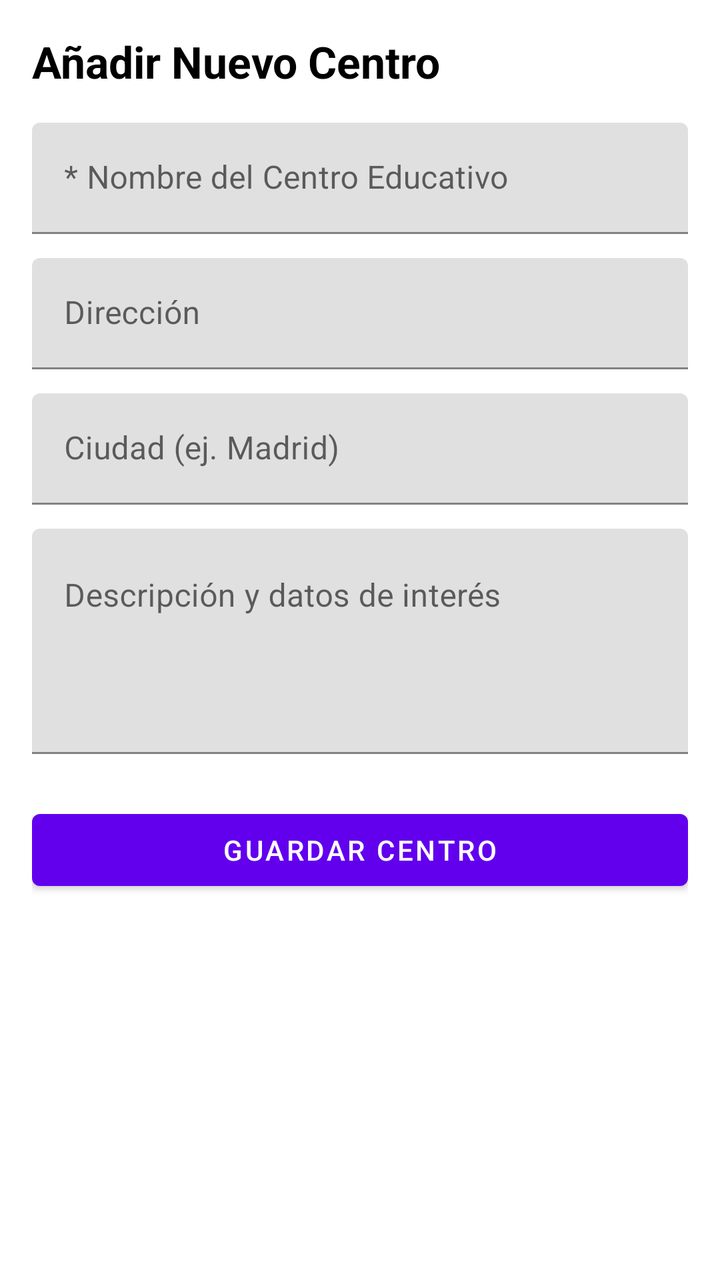
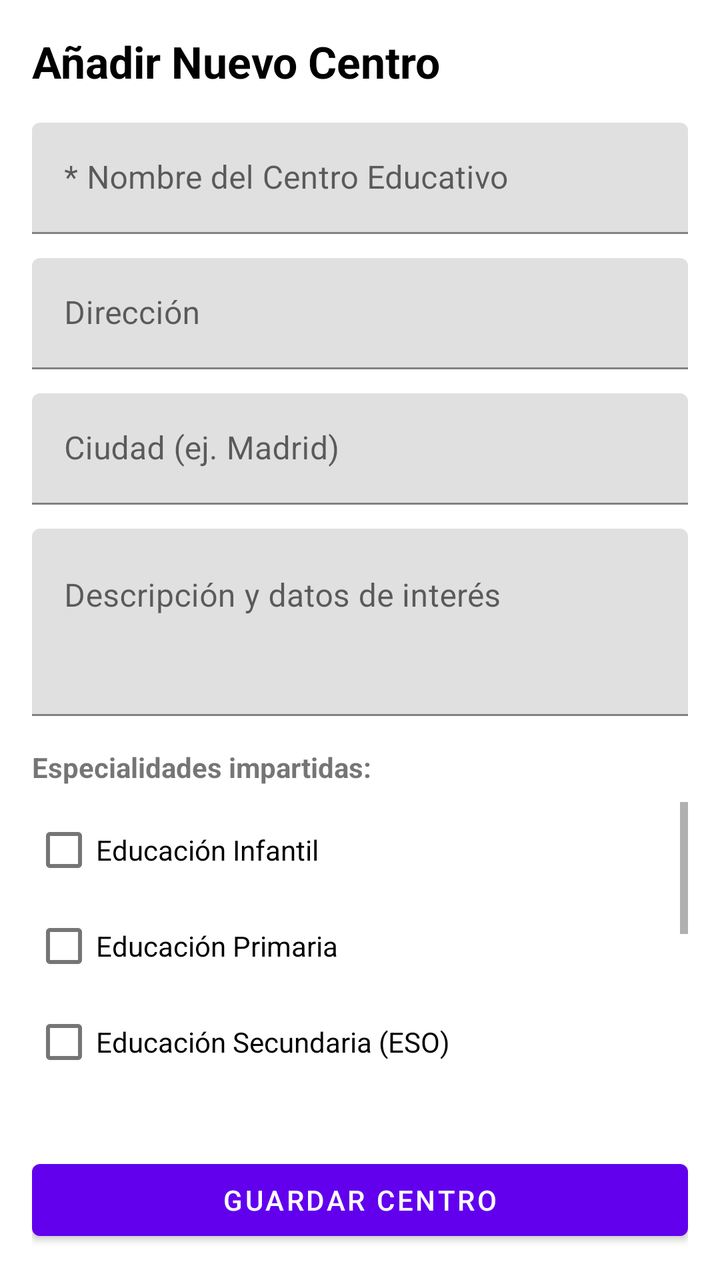

An Android layout rendered at two revisions. The XML below is the earlier revision; the diff shows what the commit changed to produce the second picture.
<!-- AndroidManifest.xml: application theme Theme.StudyBro -->
<!-- res/layout/actividad_nuevo_centro.xml -->
<?xml version="1.0" encoding="utf-8"?>
<LinearLayout xmlns:android="http://schemas.android.com/apk/res/android"
    android:layout_width="match_parent"
    android:layout_height="match_parent"
    android:orientation="vertical"
    android:padding="16dp">

    <TextView
        android:layout_width="match_parent"
        android:layout_height="wrap_content"
        android:text="Añadir Nuevo Centro"
        android:textSize="22sp"
        android:textStyle="bold"
        android:textColor="@android:color/black"
        android:layout_marginBottom="16dp"/>

    <com.google.android.material.textfield.TextInputLayout
        android:layout_width="match_parent"
        android:layout_height="wrap_content"
        android:layout_marginBottom="12dp">
        <com.google.android.material.textfield.TextInputEditText
            android:id="@+id/etNombreCentro"
            android:layout_width="match_parent"
            android:layout_height="wrap_content"
            android:hint="* Nombre del Centro Educativo"
            android:inputType="textCapWords" />
    </com.google.android.material.textfield.TextInputLayout>

    <com.google.android.material.textfield.TextInputLayout
        android:layout_width="match_parent"
        android:layout_height="wrap_content"
        android:layout_marginBottom="12dp">
        <com.google.android.material.textfield.TextInputEditText
            android:id="@+id/etDireccionCentro"
            android:layout_width="match_parent"
            android:layout_height="wrap_content"
            android:hint="Dirección"
            android:inputType="textPostalAddress" />
    </com.google.android.material.textfield.TextInputLayout>

    <com.google.android.material.textfield.TextInputLayout
        android:layout_width="match_parent"
        android:layout_height="wrap_content"
        android:layout_marginBottom="12dp">
        <com.google.android.material.textfield.TextInputEditText
            android:id="@+id/etCiudadCentro"
            android:layout_width="match_parent"
            android:layout_height="wrap_content"
            android:hint="Ciudad (ej. Madrid)"
            android:inputType="textCapWords" />
    </com.google.android.material.textfield.TextInputLayout>

    <com.google.android.material.textfield.TextInputLayout
        android:layout_width="match_parent"
        android:layout_height="wrap_content"
        android:layout_marginBottom="24dp">
        <com.google.android.material.textfield.TextInputEditText
            android:id="@+id/etDescripcionCentro"
            android:layout_width="match_parent"
            android:layout_height="wrap_content"
            android:hint="Descripción y datos de interés"
            android:inputType="textMultiLine"
            android:lines="4"
            android:gravity="top|start"/>
    </com.google.android.material.textfield.TextInputLayout>

    <com.google.android.material.button.MaterialButton
        android:id="@+id/btnGuardarCentro"
        android:layout_width="match_parent"
        android:layout_height="wrap_content"
        android:text="Guardar Centro"/>

</LinearLayout>
<!-- resources referenced by this layout -->
<resources>
  <style name="Theme.StudyBro" parent="Theme.MaterialComponents.DayNight.DarkActionBar">
          
          <item name="colorPrimary">@color/purple_500</item>
          <item name="colorPrimaryVariant">@color/purple_700</item>
          <item name="colorOnPrimary">@color/white</item>
          
          <item name="colorSecondary">@color/teal_200</item>
          <item name="colorSecondaryVariant">@color/teal_700</item>
          <item name="colorOnSecondary">@color/black</item>
          
          <item name="android:statusBarColor">?attr/colorPrimaryVariant</item>
          
      </style>
  <color name="purple_500">#FF6200EE</color>
  <color name="purple_700">#FF3700B3</color>
  <color name="white">#FFFFFFFF</color>
  <color name="teal_200">#FF03DAC5</color>
  <color name="teal_700">#FF018786</color>
  <color name="black">#FF000000</color>
</resources>

<!-- the commit's change to res/layout/actividad_nuevo_centro.xml (unified diff, before → after) -->
@@ -53,16 +53,46 @@
     <com.google.android.material.textfield.TextInputLayout
         android:layout_width="match_parent"
         android:layout_height="wrap_content"
-        android:layout_marginBottom="24dp">
+        android:layout_marginBottom="16dp">
         <com.google.android.material.textfield.TextInputEditText
             android:id="@+id/etDescripcionCentro"
             android:layout_width="match_parent"
             android:layout_height="wrap_content"
             android:hint="Descripción y datos de interés"
             android:inputType="textMultiLine"
-            android:lines="4"
+            android:lines="3"
             android:gravity="top|start"/>
     </com.google.android.material.textfield.TextInputLayout>
+
+    <TextView
+        android:layout_width="match_parent"
+        android:layout_height="wrap_content"
+        android:text="Especialidades impartidas:"
+        android:textStyle="bold"
+        android:layout_marginBottom="8dp"/>
+
+    <ScrollView
+        android:layout_width="match_parent"
+        android:layout_height="0dp"
+        android:layout_weight="1"
+        android:layout_marginBottom="16dp">
+        
+        <LinearLayout
+            android:layout_width="match_parent"
+            android:layout_height="wrap_content"
+            android:orientation="vertical">
+            
+            <CheckBox android:id="@+id/cbInfantil" android:layout_width="wrap_content" android:layout_height="wrap_content" android:text="Educación Infantil"/>
+            <CheckBox android:id="@+id/cbPrimaria" android:layout_width="wrap_content" android:layout_height="wrap_content" android:text="Educación Primaria"/>
+            <CheckBox android:id="@+id/cbESO" android:layout_width="wrap_content" android:layout_height="wrap_content" android:text="Educación Secundaria (ESO)"/>
+            <CheckBox android:id="@+id/cbBachillerato" android:layout_width="wrap_content" android:layout_height="wrap_content" android:text="Bachillerato"/>
+            <CheckBox android:id="@+id/cbSMR" android:layout_width="wrap_content" android:layout_height="wrap_content" android:text="FP - Sistemas Microinformáticos (SMR)"/>
+            <CheckBox android:id="@+id/cbDAM" android:layout_width="wrap_content" android:layout_height="wrap_content" android:text="FP - Desarrollo Multiplataforma (DAM)"/>
+            <CheckBox android:id="@+id/cbDAW" android:layout_width="wrap_content" android:layout_height="wrap_content" android:text="FP - Desarrollo Web (DAW)"/>
+            <CheckBox android:id="@+id/cbASIR" android:layout_width="wrap_content" android:layout_height="wrap_content" android:text="FP - Adm. Sistemas Red (ASIR)"/>
+            
+        </LinearLayout>
+    </ScrollView>
 
     <com.google.android.material.button.MaterialButton
         android:id="@+id/btnGuardarCentro"
